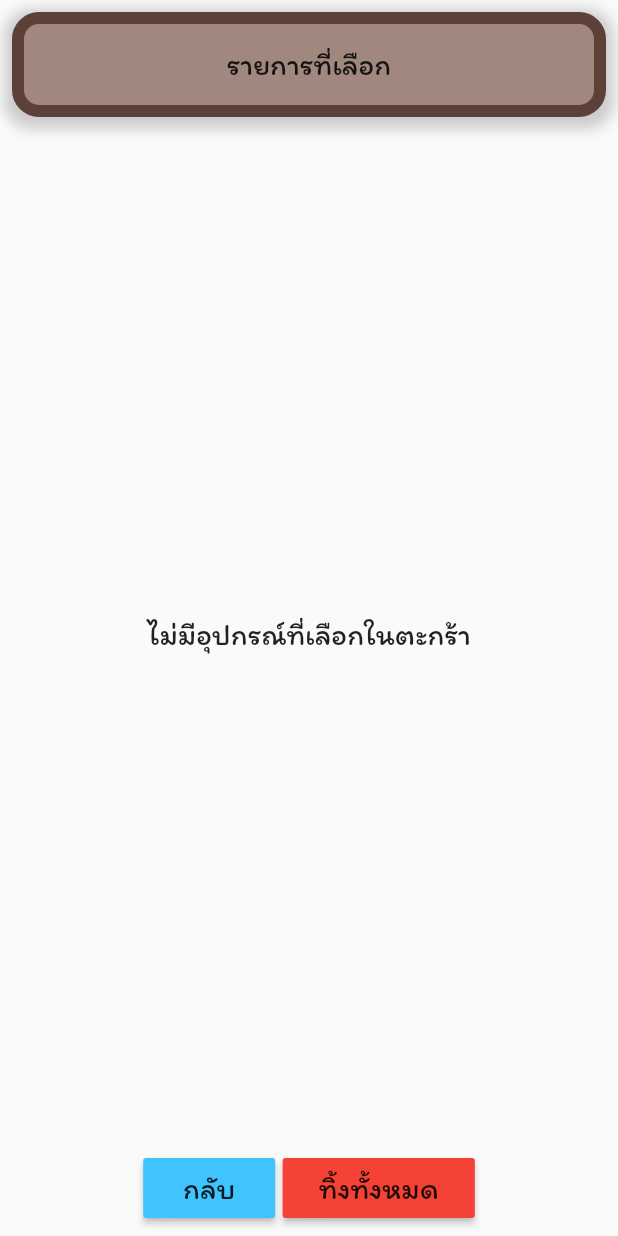
After one commit to likit/nursey_app_flutter, a Flutter app: the SelectedItems screen opened by its route, on a phone screen of 412 x 824 dp. The commit adds this screen. Run offline on Flutter 3.47's test engine with Material 2 defaults, Android fonts, the phone set to English and light mode, and no system bars; our stand-ins replace cloud_firestore, firebase_auth, firebase_core, firebase_storage, tuple; accounts and stored records are empty.

Commit message:
added a select items screen
updated the buttons and routes in main and play map screen

```diff
--- a/app/lib/main.dart
+++ b/app/lib/main.dart
@@ -4,6 +4,7 @@ import 'package:bonfire_test/screens/item_list.dart';
 import 'package:bonfire_test/screens/map.dart';
 import 'package:bonfire_test/screens/scenario_list.dart';
 import 'package:bonfire_test/screens/lesson_list.dart';
+import 'package:bonfire_test/screens/select_items.dart';
 import 'package:provider/provider.dart';
 import 'screens/play_map.dart';
 import 'package:flutter/material.dart';
@@ -40,6 +41,7 @@ class MyApp extends StatelessWidget {
         '/playmap': (context) => PlayMapScreen(),
         '/container-item': (context) => ContainerItem(),
         '/item-list': (context) => ItemList(),
+        '/select-items': (context) => SelectedItems(),
       },
       theme: ThemeData(
         primarySwatch: Colors.purple,
--- /dev/null
+++ b/app/lib/screens/select_items.dart
@@ -0,0 +1,144 @@
+import 'package:bonfire_test/widgets/themedContainer.dart';
+import 'package:cloud_firestore/cloud_firestore.dart';
+import 'package:flutter/material.dart';
+import 'package:provider/provider.dart';
+import 'package:bonfire_test/models/cart.dart';
+import 'package:firebase_storage/firebase_storage.dart' as firebase_storage;
+
+import '../constants.dart';
+
+class SelectedItems extends StatefulWidget {
+  @override
+  _SelectedItemsState createState() => _SelectedItemsState();
+}
+
+class _SelectedItemsState extends State<SelectedItems> {
+  FirebaseFirestore firestore = FirebaseFirestore.instance;
+  firebase_storage.FirebaseStorage storage =
+      firebase_storage.FirebaseStorage.instance;
+  @override
+  Widget build(BuildContext context) {
+    var cart = context.watch<CartModel>();
+    return Scaffold(
+      body: SafeArea(
+        child: Column(
+          children: [
+            ThemedContainer(
+              height: 70,
+              child: Text(
+                'รายการที่เลือก',
+                style: kAppTextStyle,
+              ),
+            ),
+            cart.items.length == 0
+                ? Expanded(
+                    flex: 1,
+                    child: Center(
+                        child: Text(
+                      'ไม่มีอุปกรณ์ที่เลือกในตะกร้า',
+                      style: kAppTextStyle,
+                    )),
+                  )
+                : Expanded(
+                    flex: 1,
+                    child: GridView.builder(
+                      scrollDirection: Axis.horizontal,
+                      gridDelegate: SliverGridDelegateWithFixedCrossAxisCount(
+                        crossAxisCount: 2,
+                      ),
+                      shrinkWrap: true,
+                      itemCount: cart.items.length,
+                      itemBuilder: (context, index) {
+                        return FutureBuilder(
+                          future:
+                              storage.ref(cart.items[index]).getDownloadURL(),
+                          builder: (context, downloadUrl) {
+                            if (downloadUrl.hasData) {
+                              return Container(
+                                margin: EdgeInsets.all(5),
+                                child: Column(
+                                  mainAxisAlignment:
+                                      MainAxisAlignment.spaceEvenly,
+                                  children: [
+                                    Image.network(
+                                      downloadUrl.data,
+                                      width: 180,
+                                      height: 120,
+                                    ),
+                                    GestureDetector(
+                                      onTap: () {
+                                        cart.update(cart.items[index]);
+                                      },
+                                      child: Row(
+                                        mainAxisAlignment:
+                                            MainAxisAlignment.center,
+                                        children: [
+                                          Icon(
+                                            Icons.reply,
+                                            color: Colors.red,
+                                            size: 50,
+                                          ),
+                                        ],
+                                      ),
+                                    ),
+                                  ],
+                                ),
+                                alignment: Alignment.center,
+                                decoration: BoxDecoration(
+                                  color: Colors.brown.shade50,
+                                  borderRadius: BorderRadius.circular(18.0),
+                                  border:
+                                      Border.all(color: Colors.brown, width: 4),
+                                ),
+                              );
+                            } else {
+                              return Center(
+                                child: CircularProgressIndicator(),
+                              );
+                            }
+                          },
+                        );
+                      },
+                    ),
+                  ),
+            Padding(
+              padding: const EdgeInsets.all(8.0),
+              child: Row(
+                mainAxisAlignment: MainAxisAlignment.center,
+                children: [
+                  RaisedButton(
+                    color: Colors.lightBlueAccent,
+                    onPressed: () => Navigator.pop(context),
+                    child: Padding(
+                      padding: const EdgeInsets.all(8.0),
+                      child: Text(
+                        'กลับ',
+                        style: kAppTextStyle,
+                      ),
+                    ),
+                  ),
+                  SizedBox(
+                    width: 5,
+                  ),
+                  RaisedButton(
+                    color: Colors.red,
+                    onPressed: () {
+                      cart.clear();
+                    },
+                    child: Padding(
+                      padding: const EdgeInsets.all(8.0),
+                      child: Text(
+                        'ทิ้งทั้งหมด',
+                        style: kAppTextStyle,
+                      ),
+                    ),
+                  ),
+                ],
+              ),
+            ),
+          ],
+        ),
+      ),
+    );
+  }
+}
```
Also changed, not shown: app/lib/screens/play_map.dart (+17 -3 lines).
